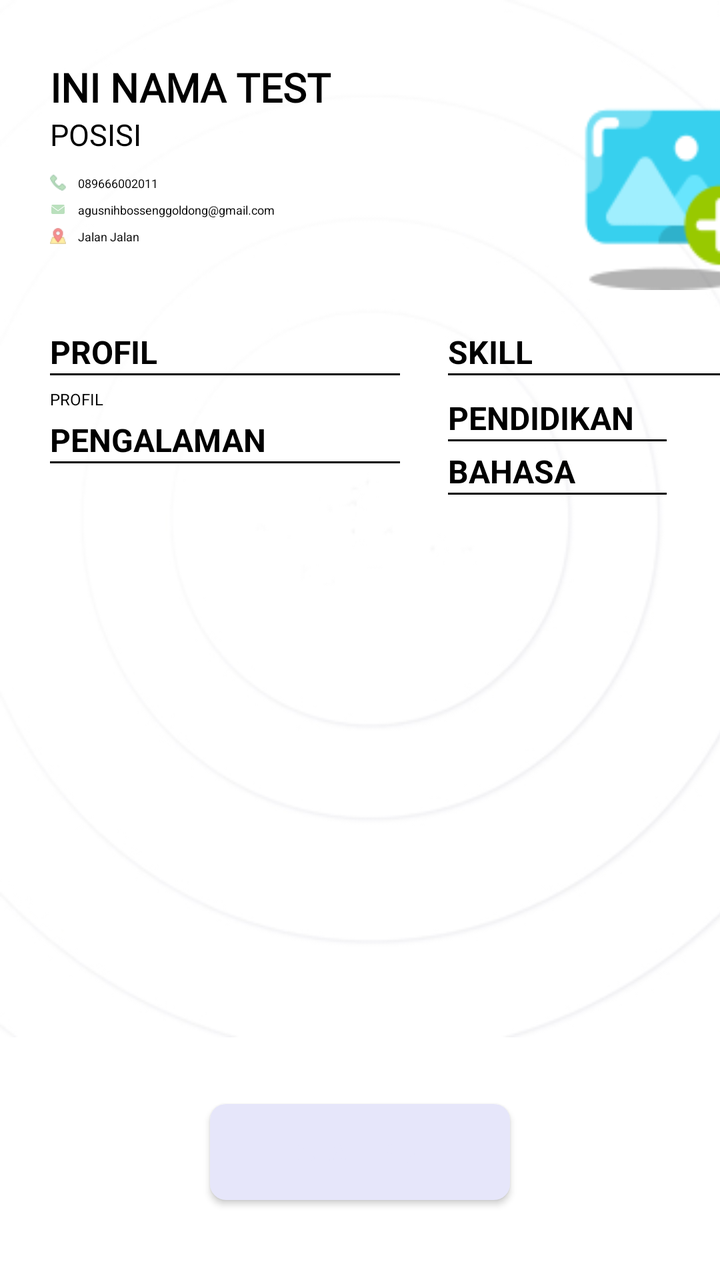
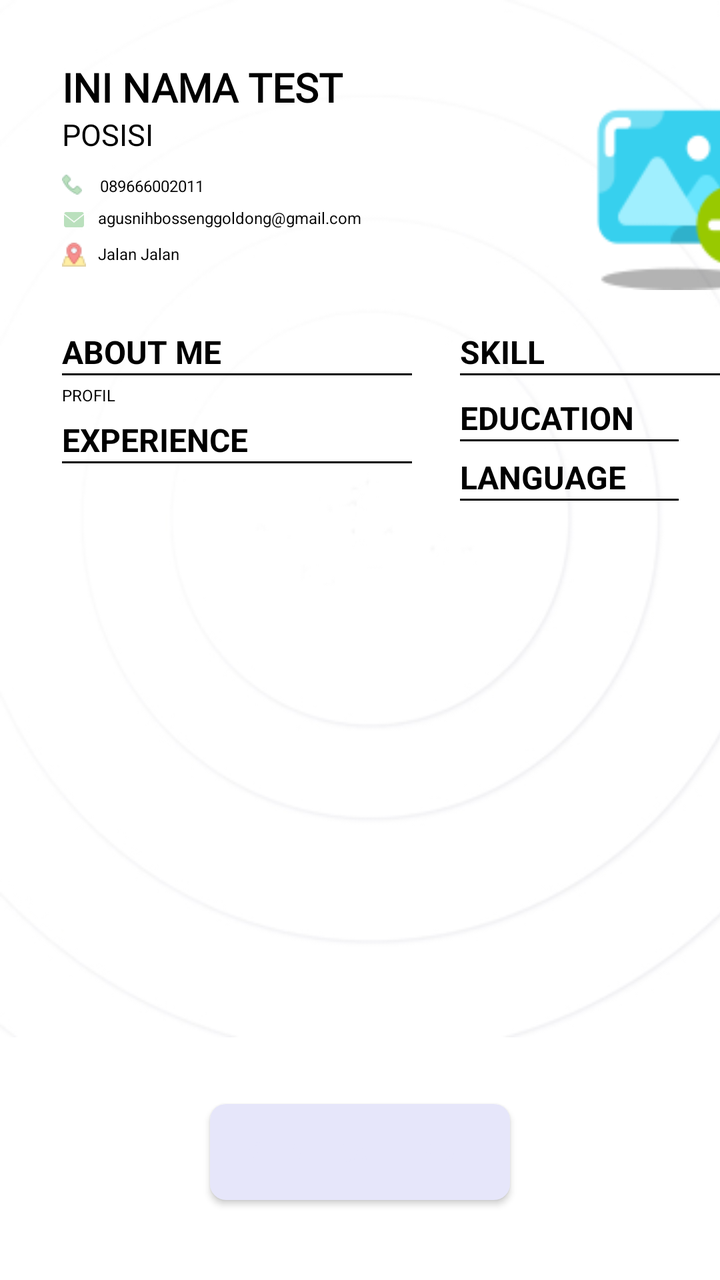

An Android layout rendered at two revisions. The XML below is the earlier revision; the diff shows what the commit changed to produce the second picture.
<!-- AndroidManifest.xml: application theme Theme.CVBuilder -->
<!-- res/layout/invoice_layout.xml -->
<?xml version="1.0" encoding="utf-8"?>
<androidx.coordinatorlayout.widget.CoordinatorLayout xmlns:android="http://schemas.android.com/apk/res/android"
    xmlns:tools="http://schemas.android.com/tools"
    xmlns:app="http://schemas.android.com/apk/res-auto"
    android:layout_width="match_parent"
    android:layout_height="match_parent"
    android:background="@color/white"
    >
        <LinearLayout
            android:id="@+id/invoice_layout"
            android:layout_width="1100px"
            android:layout_height="1556px"
            android:layout_above="@+id/generate_invoice_btn"
            android:background="@drawable/tmp1_bg"
            android:orientation="vertical">

            <LinearLayout
                android:layout_width="wrap_content"
                android:layout_height="wrap_content"
                android:orientation="horizontal">

                <LinearLayout
                    android:id="@+id/name"
                    android:layout_width="280dp"
                    android:layout_height="wrap_content"
                    android:orientation="vertical">

                    <TextView
                        android:id="@+id/tv_item_nama_tmp"
                        android:layout_width="240dp"
                        android:layout_height="wrap_content"
                        android:layout_marginStart="25dp"
                        android:layout_marginTop="30dp"
                        android:layout_marginBottom="0dp"
                        android:fontFamily="@font/robotoregular"
                        android:gravity="start"
                        android:text="INI NAMA TEST"
                        android:textAllCaps="true"
                        android:textColor="@color/black"
                        android:textSize="20sp"
                        android:textStyle="bold" />

                    <TextView
                        android:id="@+id/tv_item_posisi_tmp"
                        android:layout_width="240dp"
                        android:layout_height="wrap_content"
                        android:layout_marginStart="25dp"
                        android:layout_marginBottom="10dp"
                        android:fontFamily="sans-serif"
                        android:gravity="start"
                        android:text="POSISI"
                        android:textColor="@color/black"
                        android:textSize="15sp" />

                    <LinearLayout
                        android:layout_width="wrap_content"
                        android:layout_height="wrap_content"
                        android:layout_marginBottom="2dp"
                        android:orientation="horizontal">

                        <ImageView
                            android:id="@+id/tmp_imgemail"
                            android:layout_width="8dp"
                            android:layout_height="8dp"
                            android:layout_gravity="right"
                            android:layout_marginStart="25dp"
                            android:layout_marginEnd="4dp"

                            android:scaleType="fitXY"
                            android:src="@drawable/tmp1_hp_"
                            tools:ignore="MissingConstraints,RtlHardcoded" />

                        <TextView
                            android:id="@+id/tmp_tv_nohp"
                            android:layout_width="wrap_content"
                            android:layout_height="wrap_content"
                            android:layout_marginStart="2dp"
                            android:layout_marginBottom="3dp"
                            android:fontFamily="sans-serif"
                            android:gravity="start"
                            android:text="089666002011"
                            android:textColor="@color/black"
                            android:textSize="6sp" />

                    </LinearLayout>

                    <LinearLayout
                        android:layout_width="wrap_content"
                        android:layout_height="wrap_content"
                        android:layout_marginBottom="2dp"
                        android:orientation="horizontal">

                        <ImageView
                            android:id="@+id/tmp1_imgnohp"
                            android:layout_width="8dp"
                            android:layout_height="8dp"
                            android:layout_marginStart="25dp"
                            android:layout_marginEnd="4dp"

                            android:scaleType="fitXY"
                            android:src="@drawable/tmp1_email"
                            tools:ignore="MissingConstraints,RtlHardcoded" />

                        <TextView
                            android:id="@+id/tmp_tv_email"
                            android:layout_width="wrap_content"
                            android:layout_height="wrap_content"
                            android:layout_marginStart="2dp"
                            android:layout_marginBottom="3dp"
                            android:fontFamily="sans-serif"
                            android:gravity="start"
                            android:text="agusnihbossenggoldong@gmail.com"
                            android:textColor="@color/black"
                            android:textSize="6sp" />
                    </LinearLayout>

                    <LinearLayout
                        android:layout_width="wrap_content"
                        android:layout_height="wrap_content"
                        android:orientation="horizontal">

                        <ImageView
                            android:id="@+id/tmp1_alamat"
                            android:layout_width="8dp"
                            android:layout_height="8dp"
                            android:layout_marginStart="25dp"
                            android:layout_marginEnd="4dp"
                            android:scaleType="fitXY"
                            android:src="@drawable/tmp1_addr"
                            tools:ignore="MissingConstraints,RtlHardcoded" />

                        <TextView
                            android:id="@+id/tmp_tv_alamat"
                            android:layout_width="216dp"
                            android:layout_height="wrap_content"
                            android:layout_marginStart="2dp"
                            android:layout_marginBottom="1dp"
                            android:fontFamily="sans-serif"
                            android:gravity="start"
                            android:text="Jalan Jalan"
                            android:textColor="@color/black"
                            android:textSize="6sp" />
                    </LinearLayout>

                </LinearLayout>

                <ImageView
                    android:id="@+id/tmp1_imgview"
                    android:layout_width="105dp"
                    android:layout_height="145dp"
                    android:layout_gravity="right"
                    android:paddingTop="30dp"
                    android:scaleType="fitXY"
                    android:src="@drawable/img_user"
                    tools:ignore="MissingConstraints,RtlHardcoded" />

            </LinearLayout>

            <LinearLayout
                android:layout_width="match_parent"
                android:layout_height="45dp"
                android:orientation="horizontal"
                android:paddingLeft="25dp"
                android:paddingTop="20dp">

                <LinearLayout
                    android:layout_width="199dp"
                    android:layout_height="match_parent"
                    android:orientation="vertical">

                    <TextView
                        android:layout_width="153dp"
                        android:layout_height="wrap_content"
                        android:fontFamily="sans-serif"
                        android:text="PROFIL"
                        android:textColor="@color/black"
                        android:textSize="16sp"
                        android:textStyle="bold" />

                    <View
                        android:layout_width="175dp"
                        android:layout_height="1dp"
                        android:layout_gravity="bottom"
                        android:background="@color/black" />
                </LinearLayout>

                <LinearLayout
                    android:layout_width="match_parent"
                    android:layout_height="match_parent"
                    android:orientation="vertical">

                    <TextView
                        android:layout_width="153dp"
                        android:layout_height="wrap_content"
                        android:fontFamily="sans-serif"
                        android:text="SKILL"
                        android:textColor="@color/black"
                        android:textSize="16sp"
                        android:textStyle="bold" />

                    <View
                        android:layout_width="150dp"
                        android:layout_height="1dp"
                        android:layout_gravity="bottom"
                        android:background="@color/black" />
                </LinearLayout>


            </LinearLayout>

            <LinearLayout
                android:layout_width="1000px"
                android:layout_height="wrap_content"
                android:orientation="horizontal"
                android:paddingLeft="25dp"
                android:paddingTop="4dp">

                <LinearLayout
                    android:layout_width="199dp"
                    android:layout_height="match_parent"
                    android:orientation="vertical">

                    <TextView
                        android:id="@+id/tv_profil_tmp"
                        android:layout_width="170dp"
                        android:layout_height="wrap_content"
                        android:fontFamily="sans-serif"
                        android:justificationMode="inter_word"
                        android:text="PROFIL"
                        android:textColor="@color/black"
                        android:textSize="8sp" />

                    <LinearLayout
                        android:layout_width="1000px"
                        android:layout_height="wrap_content"
                        android:orientation="horizontal"
                        android:paddingLeft="0dp"
                        android:paddingTop="4dp">

                        <LinearLayout
                            android:layout_width="199dp"
                            android:layout_height="match_parent"
                            android:orientation="vertical">

                            <TextView
                                android:layout_width="153dp"
                                android:layout_height="wrap_content"
                                android:fontFamily="sans-serif"
                                android:text="PENGALAMAN"
                                android:textColor="@color/black"
                                android:textSize="16sp"
                                android:textStyle="bold" />

                            <View
                                android:layout_width="175dp"
                                android:layout_height="1dp"
                                android:layout_gravity="bottom"
                                android:background="@color/black" />

                            <androidx.recyclerview.widget.RecyclerView
                                android:id="@+id/tmp1_rview_pengalaman"
                                android:layout_width="170dp"
                                android:layout_height="360dp"
                                android:paddingLeft="0dp"
                                tools:ignore="MissingConstraints" />
                        </LinearLayout>
                    </LinearLayout>

                </LinearLayout>

                <LinearLayout
                    android:layout_width="199dp"
                    android:layout_height="match_parent"
                    android:orientation="vertical">

                    <androidx.recyclerview.widget.RecyclerView
                        android:id="@+id/rview_template"
                        android:layout_width="157dp"
                        android:layout_height="wrap_content"
                        tools:ignore="MissingConstraints" />

                    <TextView
                        android:layout_width="153dp"
                        android:layout_height="wrap_content"
                        android:fontFamily="sans-serif"
                        android:paddingTop="4dp"
                        android:text="PENDIDIKAN"
                        android:textColor="@color/black"
                        android:textSize="16sp"
                        android:textStyle="bold" />

                    <View
                        android:layout_width="150dp"
                        android:layout_height="1dp"
                        android:layout_gravity="bottom"
                        android:background="@color/black" />

                    <androidx.recyclerview.widget.RecyclerView
                        android:id="@+id/tmp1_rview_pendidikan"
                        android:layout_width="154dp"
                        android:layout_height="wrap_content"
                        tools:ignore="MissingConstraints" />


                    <LinearLayout
                        android:layout_width="199dp"
                        android:layout_height="match_parent"
                        android:orientation="vertical"
                        android:paddingBottom="30dp">

                        <TextView
                            android:layout_width="153dp"
                            android:layout_height="wrap_content"
                            android:fontFamily="sans-serif"
                            android:paddingTop="4dp"
                            android:text="BAHASA"
                            android:textColor="@color/black"
                            android:textSize="16sp"
                            android:textStyle="bold" />

                        <View
                            android:layout_width="150dp"
                            android:layout_height="1dp"
                            android:layout_gravity="bottom"
                            android:background="@color/black" />

                        <androidx.recyclerview.widget.RecyclerView
                            android:id="@+id/tmp1_rview_bahasa"
                            android:layout_width="154dp"
                            android:layout_height="wrap_content"
                            tools:ignore="MissingConstraints" />
                    </LinearLayout>
                </LinearLayout>
            </LinearLayout>
        </LinearLayout>
    <LinearLayout
        android:layout_width="match_parent"
        android:layout_height="match_parent"
        android:layout_weight="1"
        android:gravity="center|bottom"
        android:orientation="vertical"
        >
        <Button
            android:id="@+id/generate_invoice_btn"
            android:layout_width="150dp"
            android:layout_height="wrap_content"
            android:layout_marginTop="10dp"
            android:text="Buat PDF"
            android:layout_gravity="center_horizontal|center"
            android:background="@drawable/button_round_delete"
            android:layout_marginBottom="40dp"
            />
    </LinearLayout>

</androidx.coordinatorlayout.widget.CoordinatorLayout>
<!-- resources referenced by this layout -->
<resources>
  <color name="black">#000000</color>
  <color name="white">#FFFFFF</color>
  <!-- drawable button_round_delete (drawable) -->
  <?xml version="1.0" encoding="utf-8" ?>
  <selector xmlns:android="http://schemas.android.com/apk/res/android">
      <item android:state_pressed="false" >
          <shape>
              <solid
                  android:color="#F1656A" />
              <stroke
                  android:width="0px"
                  android:color="#45a9da" />
              <corners android:radius="8dp" />
          </shape>
      </item>
      <item android:state_pressed="true" >
          <shape>
              <solid
                  android:color="#ba78e7" />
              <stroke
                  android:width="0px"
                  android:color="#ad60e1" />
              <corners android:radius="8dp" />
          </shape>
      </item>
  </selector>
  <!-- drawable img_user: png bitmap (drawable-v24, 2662 bytes) -->
  <!-- drawable tmp1_addr: png bitmap (drawable-v24, 577 bytes) -->
  <!-- drawable tmp1_bg: jpg bitmap (drawable, 23609 bytes) -->
  <!-- drawable tmp1_email: png bitmap (drawable-v24, 668 bytes) -->
  <!-- drawable tmp1_hp_: png bitmap (drawable-v24, 441 bytes) -->
  <style name="Theme.CVBuilder" parent="Theme.MaterialComponents.DayNight.DarkActionBar">
          
          <item name="colorPrimary">@color/lavender</item>
          <item name="colorPrimaryVariant">@color/lavender</item>
          <item name="colorOnPrimary">@color/lavender</item>
          
          <item name="colorSecondary">@color/lavender</item>
          <item name="colorSecondaryVariant">@color/lavender</item>
          <item name="colorOnSecondary">@color/lavender</item>
          
          <item name="android:statusBarColor" tools:targetApi="l">?attr/colorPrimaryVariant</item>
          
          <item name="android:textColor">@color/red</item>
      </style>
  <color name="lavender">#E6E6FA</color>
  <color name="red">#FF0000</color>
</resources>

<!-- the commit's change to res/layout/invoice_layout.xml (unified diff, before → after) -->
@@ -12,7 +12,8 @@
             android:layout_height="1556px"
             android:layout_above="@+id/generate_invoice_btn"
             android:background="@drawable/tmp1_bg"
-            android:orientation="vertical">
+            android:orientation="vertical"
+            android:paddingLeft="6dp">
 
             <LinearLayout
                 android:layout_width="wrap_content"
@@ -60,11 +61,12 @@
 
                         <ImageView
                             android:id="@+id/tmp_imgemail"
-                            android:layout_width="8dp"
-                            android:layout_height="8dp"
+                            android:layout_width="10dp"
+                            android:layout_height="10dp"
                             android:layout_gravity="right"
+                            android:layout_marginTop="3dp"
                             android:layout_marginStart="25dp"
-                            android:layout_marginEnd="4dp"
+                            android:layout_marginEnd="7dp"
 
                             android:scaleType="fitXY"
                             android:src="@drawable/tmp1_hp_"
@@ -80,7 +82,7 @@
                             android:gravity="start"
                             android:text="089666002011"
                             android:textColor="@color/black"
-                            android:textSize="6sp" />
+                            android:textSize="8sp" />
 
                     </LinearLayout>
 
@@ -92,8 +94,8 @@
 
                         <ImageView
                             android:id="@+id/tmp1_imgnohp"
-                            android:layout_width="8dp"
-                            android:layout_height="8dp"
+                            android:layout_width="12dp"
+                            android:layout_height="13dp"
                             android:layout_marginStart="25dp"
                             android:layout_marginEnd="4dp"
 
@@ -111,18 +113,20 @@
                             android:gravity="start"
                             android:text="agusnihbossenggoldong@gmail.com"
                             android:textColor="@color/black"
-                            android:textSize="6sp" />
+                            android:textSize="8sp" />
                     </LinearLayout>
 
                     <LinearLayout
                         android:layout_width="wrap_content"
                         android:layout_height="wrap_content"
-                        android:orientation="horizontal">
+                        android:orientation="horizontal"
+                        android:layout_marginTop="2dp"
+                        >
 
                         <ImageView
                             android:id="@+id/tmp1_alamat"
-                            android:layout_width="8dp"
-                            android:layout_height="8dp"
+                            android:layout_width="12dp"
+                            android:layout_height="12dp"
                             android:layout_marginStart="25dp"
                             android:layout_marginEnd="4dp"
                             android:scaleType="fitXY"
@@ -139,7 +143,7 @@
                             android:gravity="start"
                             android:text="Jalan Jalan"
                             android:textColor="@color/black"
-                            android:textSize="6sp" />
+                            android:textSize="8sp" />
                     </LinearLayout>
 
                 </LinearLayout>
@@ -172,7 +176,7 @@
                         android:layout_width="153dp"
                         android:layout_height="wrap_content"
                         android:fontFamily="sans-serif"
-                        android:text="PROFIL"
+                        android:text="@string/tmp1_about_me"
                         android:textColor="@color/black"
                         android:textSize="16sp"
                         android:textStyle="bold" />
@@ -193,13 +197,13 @@
                         android:layout_width="153dp"
                         android:layout_height="wrap_content"
                         android:fontFamily="sans-serif"
-                        android:text="SKILL"
+                        android:text="@string/tmp1_skill"
                         android:textColor="@color/black"
                         android:textSize="16sp"
                         android:textStyle="bold" />
 
                     <View
-                        android:layout_width="150dp"
+                        android:layout_width="160dp"
                         android:layout_height="1dp"
                         android:layout_gravity="bottom"
                         android:background="@color/black" />
@@ -213,7 +217,7 @@
                 android:layout_height="wrap_content"
                 android:orientation="horizontal"
                 android:paddingLeft="25dp"
-                android:paddingTop="4dp">
+                android:paddingTop="2dp">
 
                 <LinearLayout
                     android:layout_width="199dp"
@@ -235,7 +239,7 @@
                         android:layout_height="wrap_content"
                         android:orientation="horizontal"
                         android:paddingLeft="0dp"
-                        android:paddingTop="4dp">
+                        android:paddingTop="6dp">
 
                         <LinearLayout
                             android:layout_width="199dp"
@@ -246,7 +250,7 @@
                                 android:layout_width="153dp"
                                 android:layout_height="wrap_content"
                                 android:fontFamily="sans-serif"
-                                android:text="PENGALAMAN"
+                                android:text="@string/tmp1_exp"
                                 android:textColor="@color/black"
                                 android:textSize="16sp"
                                 android:textStyle="bold" />
@@ -261,7 +265,8 @@
                                 android:id="@+id/tmp1_rview_pengalaman"
                                 android:layout_width="170dp"
                                 android:layout_height="360dp"
-                                android:paddingLeft="0dp"
+                                android:paddingStart="0dp"
+                                android:paddingTop="3dp"
                                 tools:ignore="MissingConstraints" />
                         </LinearLayout>
                     </LinearLayout>
@@ -275,7 +280,7 @@
 
                     <androidx.recyclerview.widget.RecyclerView
                         android:id="@+id/rview_template"
-                        android:layout_width="157dp"
+                        android:layout_width="161dp"
                         android:layout_height="wrap_content"
                         tools:ignore="MissingConstraints" />
 
@@ -283,21 +288,22 @@
                         android:layout_width="153dp"
                         android:layout_height="wrap_content"
                         android:fontFamily="sans-serif"
-                        android:paddingTop="4dp"
-                        android:text="PENDIDIKAN"
+                        android:paddingTop="6dp"
+                        android:text="@string/tmp1_edu"
                         android:textColor="@color/black"
                         android:textSize="16sp"
                         android:textStyle="bold" />
 
                     <View
-                        android:layout_width="150dp"
+                        android:layout_width="160dp"
                         android:layout_height="1dp"
                         android:layout_gravity="bottom"
                         android:background="@color/black" />
 
                     <androidx.recyclerview.widget.RecyclerView
                         android:id="@+id/tmp1_rview_pendidikan"
-                        android:layout_width="154dp"
+                        android:layout_width="161dp"
+                        android:paddingTop="3dp"
                         android:layout_height="wrap_content"
                         tools:ignore="MissingConstraints" />
 
@@ -313,20 +319,21 @@
                             android:layout_height="wrap_content"
                             android:fontFamily="sans-serif"
                             android:paddingTop="4dp"
-                            android:text="BAHASA"
+                            android:text="@string/tmp1_lang"
                             android:textColor="@color/black"
                             android:textSize="16sp"
                             android:textStyle="bold" />
 
                         <View
-                            android:layout_width="150dp"
+                            android:layout_width="160dp"
                             android:layout_height="1dp"
                             android:layout_gravity="bottom"
                             android:background="@color/black" />
 
                         <androidx.recyclerview.widget.RecyclerView
                             android:id="@+id/tmp1_rview_bahasa"
-                            android:layout_width="154dp"
+                            android:layout_width="157dp"
+                            android:paddingTop="6dp"
                             android:layout_height="wrap_content"
                             tools:ignore="MissingConstraints" />
                     </LinearLayout>
@@ -345,7 +352,7 @@
             android:layout_width="150dp"
             android:layout_height="wrap_content"
             android:layout_marginTop="10dp"
-            android:text="Buat PDF"
+            android:text="@string/generate_pdf"
             android:layout_gravity="center_horizontal|center"
             android:background="@drawable/button_round_delete"
             android:layout_marginBottom="40dp"
<!-- resource entries referenced after the edit -->
@@ -31,6 +31,12 @@
   <!-- drawable tmp1_bg: jpg bitmap (drawable, 23609 bytes) -->
   <!-- drawable tmp1_email: png bitmap (drawable-v24, 668 bytes) -->
   <!-- drawable tmp1_hp_: png bitmap (drawable-v24, 441 bytes) -->
+  <string name="generate_pdf">GENERATE PDF</string>
+  <string name="tmp1_about_me">ABOUT ME</string>
+  <string name="tmp1_edu">EDUCATION</string>
+  <string name="tmp1_exp">EXPERIENCE</string>
+  <string name="tmp1_lang">LANGUAGE</string>
+  <string name="tmp1_skill">SKILL</string>
   <style name="Theme.CVBuilder" parent="Theme.MaterialComponents.DayNight.DarkActionBar">
           
           <item name="colorPrimary">@color/lavender</item>
